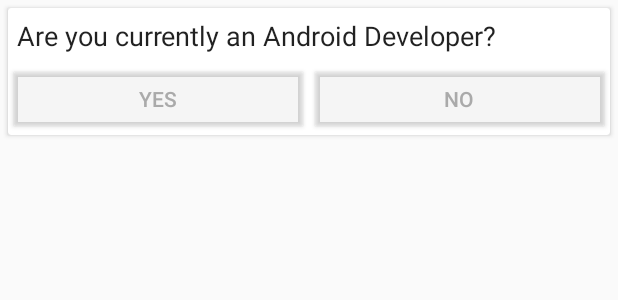
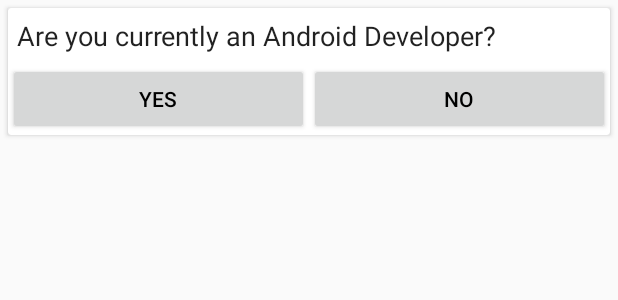
Before and after one commit to realm/realm-surveys, an Android app: the layout survey_item.xml on its own in the app's theme, with its tools: preview values and no code run, on a phone screen of 412 x 824 dp. Shown: the top 300 px of the screen. Run offline under Robolectric (Android 15) with nearby library versions, the phone set to English and light mode, and no system bars.

Commit message:
Update button styles

```diff
--- a/Android/app/src/main/res/color/survey_btn_background_tint.xml
+++ b/Android/app/src/main/res/color/survey_btn_background_tint.xml
@@ -5,6 +5,6 @@
     <item android:state_enabled="false" android:color="?attr/colorAccent" />
 
     <!-- Enabled state. -->
-    <item android:color="?attr/colorButtonNormal" android:alpha="?android:attr/disabledAlpha"/>
+    <item android:color="?attr/colorButtonNormal" />
 
 </selector>
--- a/Android/app/src/main/res/color/survey_btn_text_color.xml
+++ b/Android/app/src/main/res/color/survey_btn_text_color.xml
@@ -5,6 +5,6 @@
 <item android:state_enabled="false" android:color="@android:color/white" />
 
 <!-- Enabled state. -->
-<item android:color="@android:color/darker_gray"/>
+<item android:color="@android:color/black" />
 
 </selector>
--- a/Android/app/src/main/res/layout/survey_item.xml
+++ b/Android/app/src/main/res/layout/survey_item.xml
@@ -30,24 +30,28 @@
         android:layout_height="wrap_content"
         android:orientation="horizontal">
 
-        <android.support.v7.widget.AppCompatButton
+       <Button
+            style="@style/Widget.AppCompat.Button.Colored"
             android:id="@+id/yesBtn"
             android:layout_weight="1"
             android:layout_width="0dp"
             android:layout_height="wrap_content"
             android:text="Yes"
             android:textColor="@color/survey_btn_text_color"
-            app:backgroundTint="@color/survey_btn_background_tint" />
+            android:backgroundTint="@color/survey_btn_background_tint"/>
 
 
-        <android.support.v7.widget.AppCompatButton
+        <Button
+            style="@style/Widget.AppCompat.Button.Colored"
             android:id="@+id/noBtn"
             android:layout_weight="1"
             android:layout_width="0dp"
             android:layout_height="wrap_content"
             android:text="No"
             android:textColor="@color/survey_btn_text_color"
-            app:backgroundTint="@color/survey_btn_background_tint" />
+            android:backgroundTint="@color/survey_btn_background_tint"
+            android:elevation="0px"
+            />
 
     </LinearLayout>
 
--- a/Android/app/src/main/res/values/styles.xml
+++ b/Android/app/src/main/res/values/styles.xml
@@ -8,9 +8,4 @@
         <item name="colorAccent">@color/colorAccent</item>
     </style>
 
-    <style name="SurveyButton" parent="@style/Widget.AppCompat.Button.Colored">
-        <item name="android:colorButtonNormal">@android:color/darker_gray</item>
-        <item name="android:state_enabled">@android:color/darker_gray</item>
-    </style>
-
 </resources>
```
